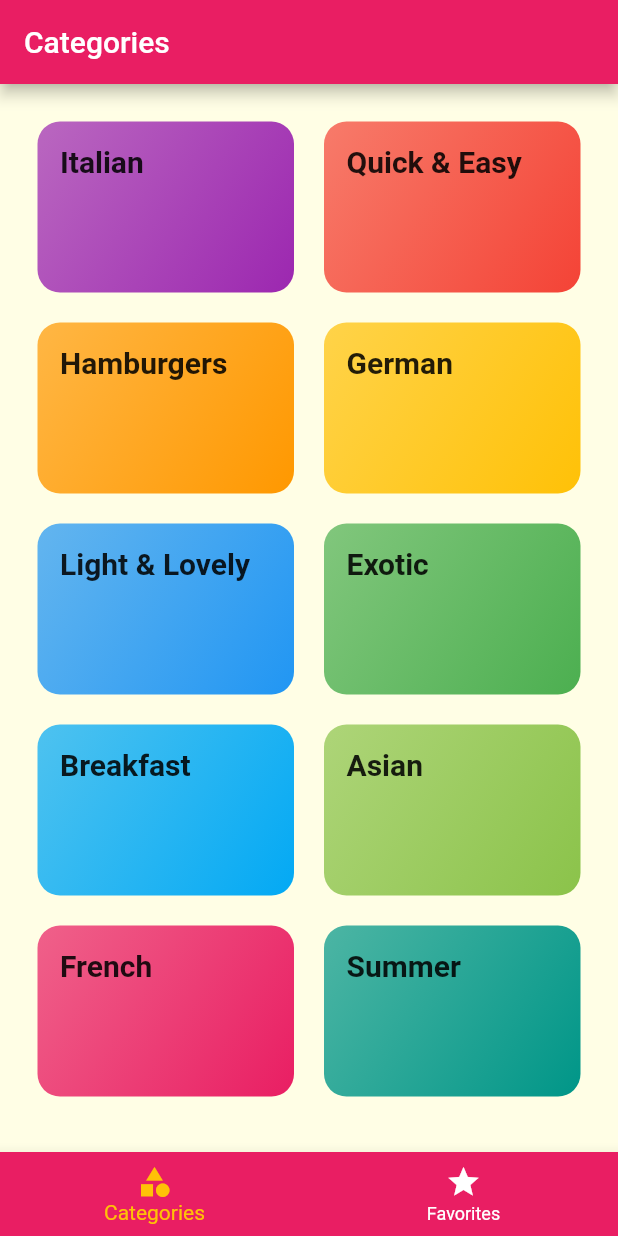
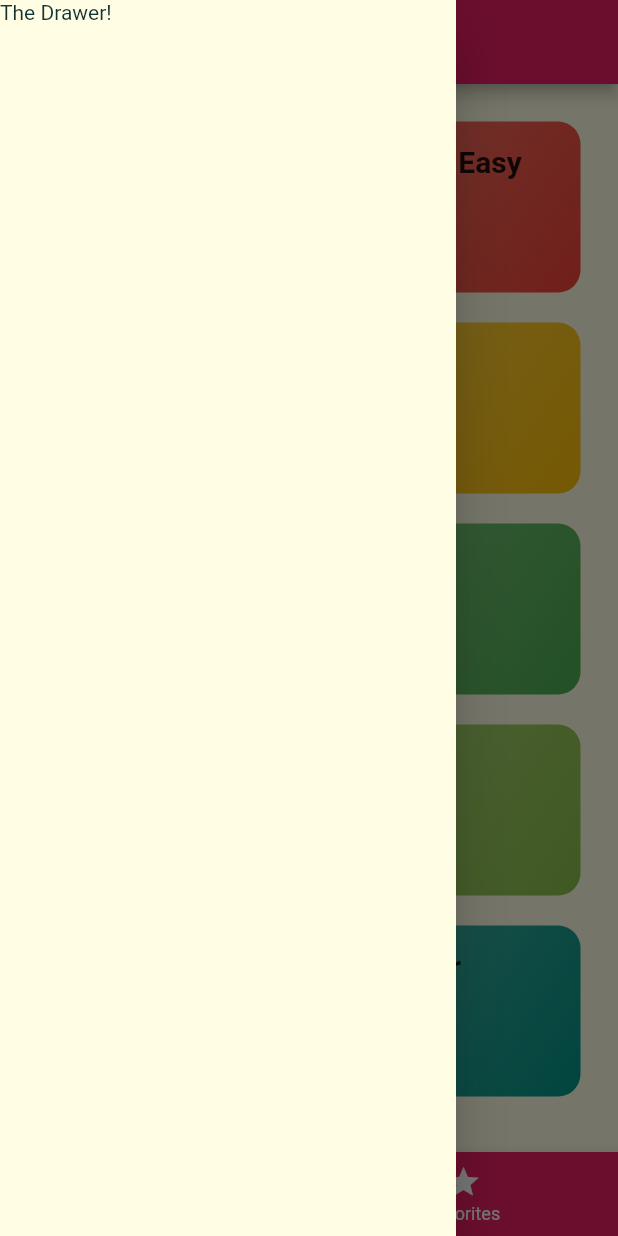
Before and after one commit to ong-ar/flutter_meals, a Flutter app: the screen it shows after launch, with the side drawer open (before the commit the screen has no drawer), on a phone screen of 412 x 824 dp. Run offline on Flutter 3.47's test engine with Material 2 defaults, Android fonts, the phone set to English and light mode, and no system bars; Roboto replaces fonts that are missing (NanumGothic).

Commit message:
add drawer

```diff
--- a/lib/screens/tabs_screen.dart
+++ b/lib/screens/tabs_screen.dart
@@ -33,6 +33,9 @@ class _TabsScreenState extends State<TabsScreen> {
       appBar: AppBar(
         title: Text(_pages[_selectedPageIndex]['title']),
       ),
+      drawer: Drawer(
+        child: Text('The Drawer!'),
+      ),
       body: _pages[_selectedPageIndex]['page'],
       bottomNavigationBar: BottomNavigationBar(
         onTap: _selectPage,
```
